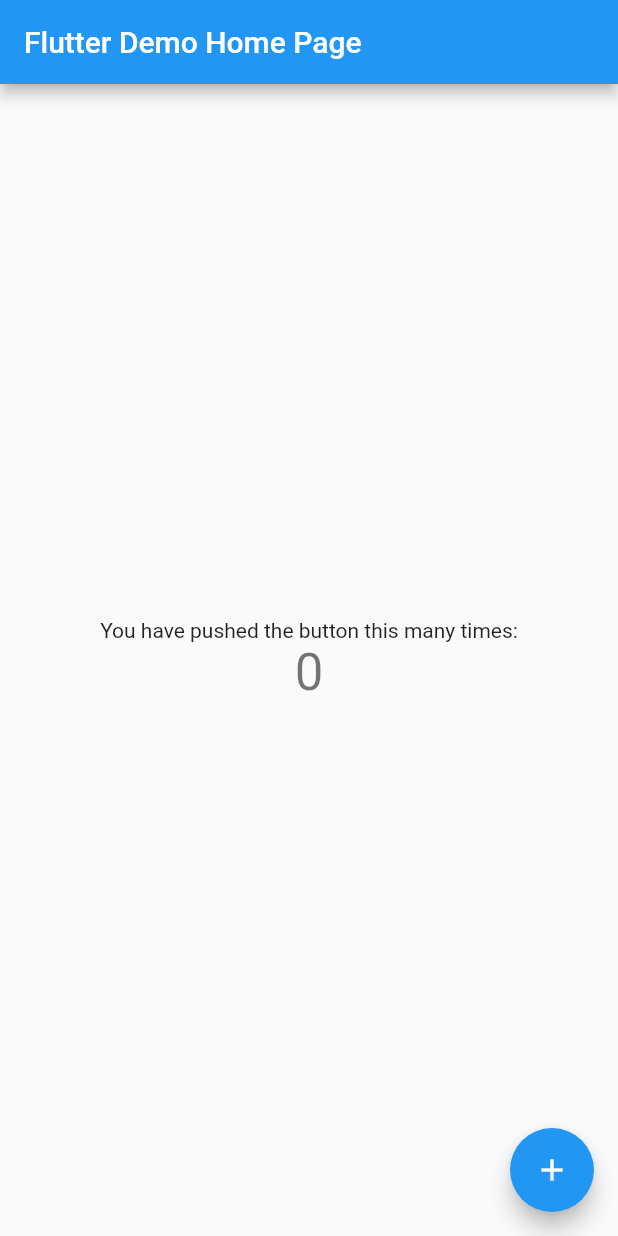
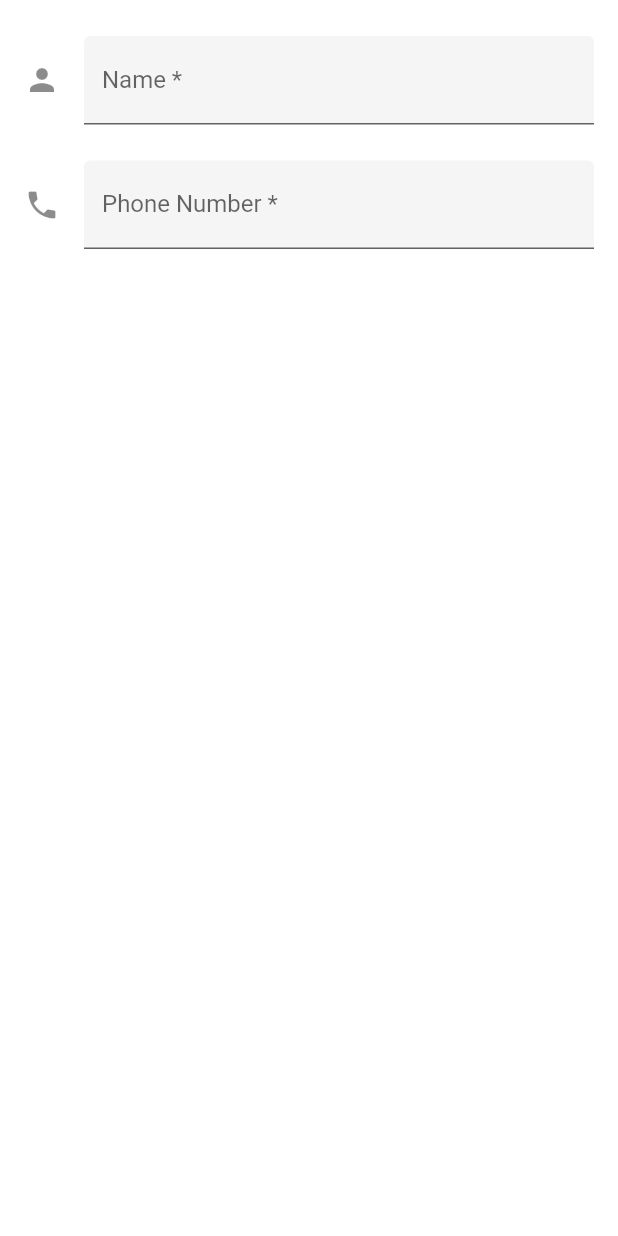
Before and after one commit to Bill-Zuckuberg/ft_textformfield, a Flutter app: the screen it shows after launch, on a phone screen of 412 x 824 dp. Run offline on Flutter 3.47's test engine with Material 2 defaults, Android fonts, the phone set to English and light mode, and no system bars.

Commit message:
generate input name, phone number anđ email address

```diff
--- a/lib/main.dart
+++ b/lib/main.dart
@@ -1,4 +1,5 @@
 import 'package:flutter/material.dart';
+import 'package:flutter/services.dart';
 
 void main() {
   runApp(const MyApp());
@@ -7,109 +8,87 @@
 class MyApp extends StatelessWidget {
   const MyApp({Key? key}) : super(key: key);
 
-  // This widget is the root of your application.
   @override
   Widget build(BuildContext context) {
     return MaterialApp(
-      title: 'Flutter Demo',
-      theme: ThemeData(
-        // This is the theme of your application.
-        //
-        // Try running your application with "flutter run". You'll see the
-        // application has a blue toolbar. Then, without quitting the app, try
-        // changing the primarySwatch below to Colors.green and then invoke
-        // "hot reload" (press "r" in the console where you ran "flutter run",
-        // or simply save your changes to "hot reload" in a Flutter IDE).
-        // Notice that the counter didn't reset back to zero; the application
-        // is not restarted.
-        primarySwatch: Colors.blue,
-      ),
-      home: const MyHomePage(title: 'Flutter Demo Home Page'),
+      title: "Demo TextFormField",
+      home: TextFormFieldExamble(),
+      debugShowCheckedModeBanner: false,
     );
   }
 }
 
-class MyHomePage extends StatefulWidget {
-  const MyHomePage({Key? key, required this.title}) : super(key: key);
-
-  // This widget is the home page of your application. It is stateful, meaning
-  // that it has a State object (defined below) that contains fields that affect
-  // how it looks.
-
-  // This class is the configuration for the state. It holds the values (in this
-  // case the title) provided by the parent (in this case the App widget) and
-  // used by the build method of the State. Fields in a Widget subclass are
-  // always marked "final".
-
-  final String title;
+class TextFormFieldExamble extends StatefulWidget {
+  const TextFormFieldExamble({Key? key}) : super(key: key);
 
   @override
-  State<MyHomePage> createState() => _MyHomePageState();
+  State<StatefulWidget> createState() => _TextFormFieldExampleState();
 }
 
-class _MyHomePageState extends State<MyHomePage> {
-  int _counter = 0;
+class _TextFormFieldExampleState extends State<TextFormFieldExamble> {
+  final GlobalKey<FormFieldState<String>> _passwordFieldKey =
+      GlobalKey<FormFieldState<String>>();
 
-  void _incrementCounter() {
-    setState(() {
-      // This call to setState tells the Flutter framework that something has
-      // changed in this State, which causes it to rerun the build method below
-      // so that the display can reflect the updated values. If we changed
-      // _counter without calling setState(), then the build method would not be
-      // called again, and so nothing would appear to happen.
-      _counter++;
-    });
+  String? _name;
+  String? _phoneNumber;
+  String? _email;
+  String? _password;
+
+  String? _validateName(String? value) {
+    if (value?.isEmpty ?? false) {
+      return "Name is required.";
+    }
+    final RegExp nameExp = RegExp(r'^[A-Za-z]+$');
+    if (!nameExp.hasMatch(value!)) {
+      return "Please enter only alphabetical characters!";
+    }
+    return null;
   }
 
   @override
   Widget build(BuildContext context) {
-    // This method is rerun every time setState is called, for instance as done
-    // by the _incrementCounter method above.
-    //
-    // The Flutter framework has been optimized to make rerunning build methods
-    // fast, so that you can just rebuild anything that needs updating rather
-    // than having to individually change instances of widgets.
-    return Scaffold(
-      appBar: AppBar(
-        // Here we take the value from the MyHomePage object that was created by
-        // the App.build method, and use it to set our appbar title.
-        title: Text(widget.title),
+    return SingleChildScrollView(
+      padding: const EdgeInsets.symmetric(horizontal: 16),
+      child: Column(
+        mainAxisAlignment: MainAxisAlignment.spaceEvenly,
+        crossAxisAlignment: CrossAxisAlignment.stretch,
+        children: <Widget>[
+          const SizedBox(height: 24),
+          // "Name" From
+          TextFormField(
+            textCapitalization: TextCapitalization.words,
+            decoration: const InputDecoration(
+                border: UnderlineInputBorder(),
+                filled: true,
+                icon: Icon(Icons.person),
+                hintText: "What do people call you?",
+                labelText: "Name *"),
+            onSaved: (String? value) {
+              this._name = value;
+              print("Name is : $value");
+            },
+            validator: _validateName,
+          ),
+          const SizedBox(height: 24.0),
+          // "Phone number" form
+          TextFormField(
+            decoration: const InputDecoration(
+                border: UnderlineInputBorder(),
+                filled: true,
+                icon: Icon(Icons.phone),
+                hintText: "Where can we reach you?",
+                labelText: "Phone Number *",
+                prefixText: "+84"),
+            keyboardType: TextInputType.phone,
+            onSaved: (String? value) {
+              this._phoneNumber = value;
+              print("Phone number is : $value");
+            },
+          ),
+          const SizedBox(height: 24.0),
+          //
+        ],
       ),
-      body: Center(
-        // Center is a layout widget. It takes a single child and positions it
-        // in the middle of the parent.
-        child: Column(
-          // Column is also a layout widget. It takes a list of children and
-          // arranges them vertically. By default, it sizes itself to fit its
-          // children horizontally, and tries to be as tall as its parent.
-          //
-          // Invoke "debug painting" (press "p" in the console, choose the
-          // "Toggle Debug Paint" action from the Flutter Inspector in Android
-          // Studio, or the "Toggle Debug Paint" command in Visual Studio Code)
-          // to see the wireframe for each widget.
-          //
-          // Column has various properties to control how it sizes itself and
-          // how it positions its children. Here we use mainAxisAlignment to
-          // center the children vertically; the main axis here is the vertical
-          // axis because Columns are vertical (the cross axis would be
-          // horizontal).
-          mainAxisAlignment: MainAxisAlignment.center,
-          children: <Widget>[
-            const Text(
-              'You have pushed the button this many times:',
-            ),
-            Text(
-              '$_counter',
-              style: Theme.of(context).textTheme.headline4,
-            ),
-          ],
-        ),
-      ),
-      floatingActionButton: FloatingActionButton(
-        onPressed: _incrementCounter,
-        tooltip: 'Increment',
-        child: const Icon(Icons.add),
-      ), // This trailing comma makes auto-formatting nicer for build methods.
     );
   }
 }
```
